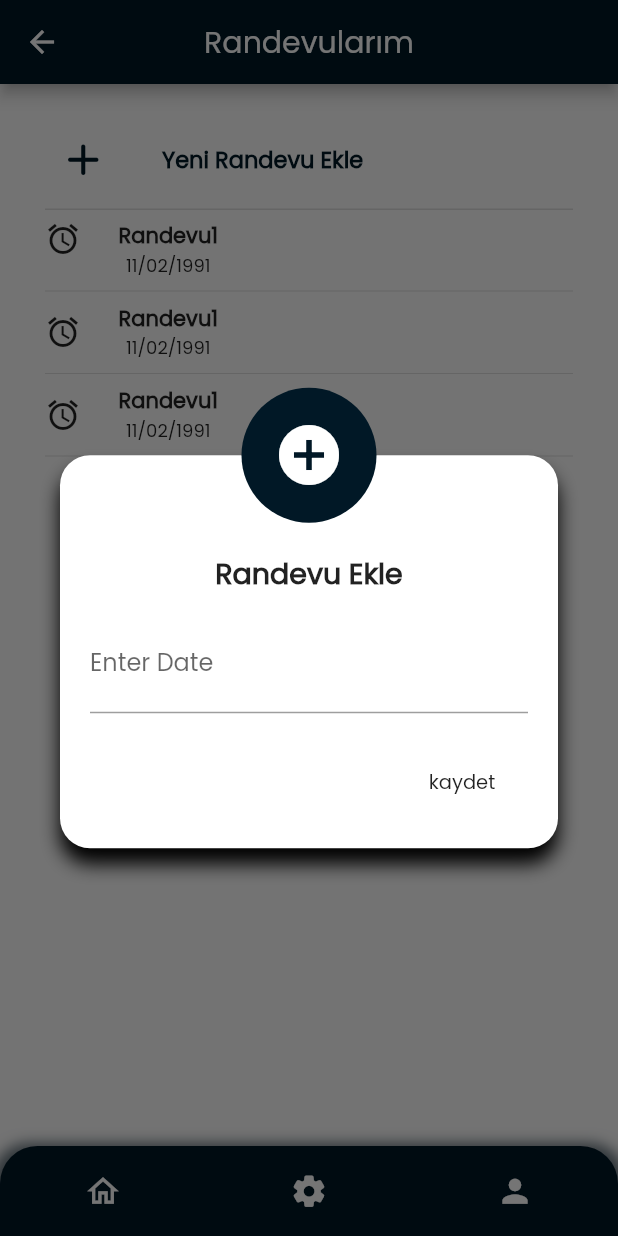
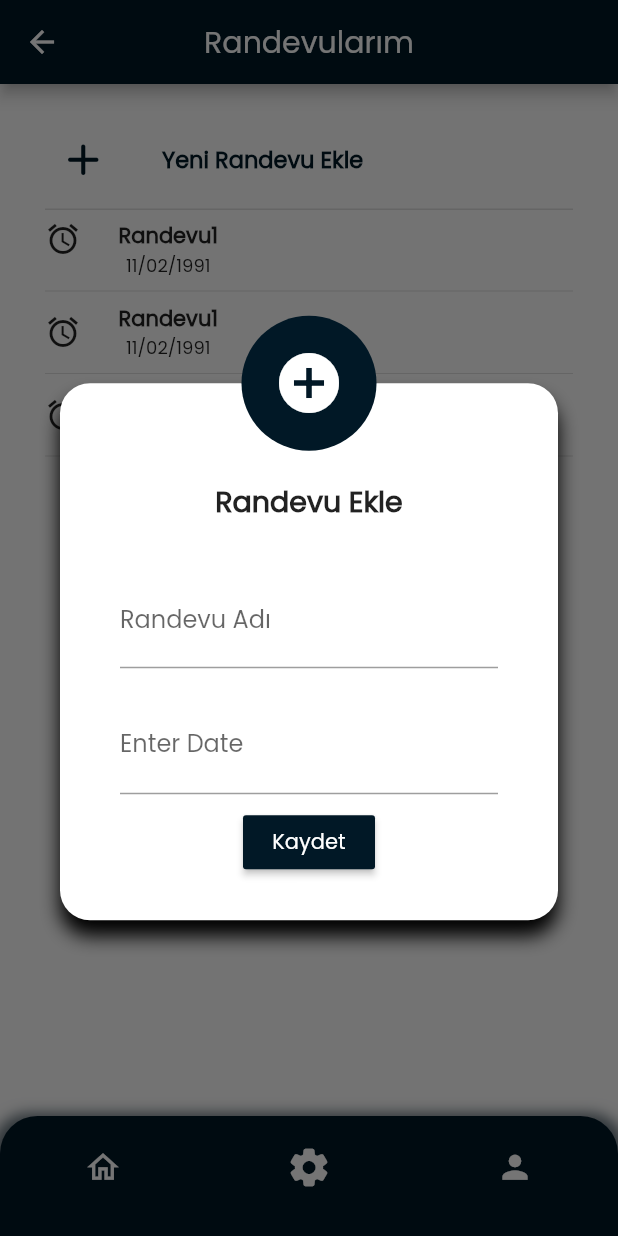
Before and after one commit to ilgiyigitbasi/iTeeth2, a Flutter app: the Home screen opened by its route, item 2 of the bottom bar chosen, after a tap on "Yeni Randevu Ekle", on a phone screen of 412 x 824 dp. Run offline on Flutter 3.47's test engine with Material 2 defaults, Android fonts, the phone set to English and light mode, and no system bars; our stand-ins replace circular_countdown_timer.

Commit message:
genel düzenlemeler

```diff
--- a/lib/Screens/buttons_main.dart
+++ b/lib/Screens/buttons_main.dart
@@ -66,7 +66,7 @@ class ButtonsMain extends StatelessWidget {
                     ]),
                     Padding(
                       padding: const EdgeInsets.symmetric(
-                          vertical: 35, horizontal: 50),
+                          vertical: 35, horizontal: 35),
                       child: Row(
                         crossAxisAlignment: CrossAxisAlignment.center,
                         mainAxisAlignment: MainAxisAlignment.spaceBetween,
@@ -150,7 +150,7 @@ class ButtonsMain extends StatelessWidget {
                     ),
                     Padding(
                       padding: const EdgeInsets.symmetric(
-                          vertical: 0, horizontal: 50),
+                          vertical: 0, horizontal: 35),
                       child: Row(
                         crossAxisAlignment: CrossAxisAlignment.center,
                         mainAxisAlignment: MainAxisAlignment.spaceBetween,
--- a/lib/Screens/home.dart
+++ b/lib/Screens/home.dart
@@ -46,7 +46,7 @@ class _HomeState extends State<Home> {
       extendBodyBehindAppBar:true,
       body: _widgetOptions.elementAt(_selectedIndex),
       bottomNavigationBar: Container(
-        height: 60,
+        height: 80,
         decoration: const BoxDecoration(
           color: Color.fromRGBO(1, 24, 38, 1),
           borderRadius: BorderRadius.only(
@@ -62,8 +62,11 @@ class _HomeState extends State<Home> {
             )
           ]
         ),
+        child: Padding(
+          padding: const EdgeInsets.only(top:10),
           child: Row(
             mainAxisAlignment: MainAxisAlignment.spaceAround,
+            crossAxisAlignment: CrossAxisAlignment.start,
             children: [
 
                 IconButton(
@@ -96,7 +99,7 @@ class _HomeState extends State<Home> {
                       ? const Icon(
                     Icons.settings_rounded,
                     color: Colors.white,
-                  size: 25,
+                    size: 30,
                   )
                       : const Icon(
                     Icons.settings_rounded,
@@ -126,19 +129,7 @@ class _HomeState extends State<Home> {
 
           ),
         ),
+      ),
     );
   }
 }
-// bottomNavigationBar: BottomNavigationBar(
-// backgroundColor: const Color.fromRGBO(1, 24, 38, 1),
-// items: const <BottomNavigationBarItem>[
-// BottomNavigationBarItem(icon: Icon(Icons.home), label: 'Home'),
-// BottomNavigationBarItem(
-// icon: Icon(Icons.settings), label: 'Settings'),
-// BottomNavigationBarItem(
-// icon: Icon(Icons.settings, color: Colors.white,), label: '')
-// ],
-// currentIndex: _selectedIndex,
-// selectedItemColor: const Color.fromRGBO(1, 24, 38, 1),
-// onTap: _onItemTapped,
-// )
--- a/lib/components/custom_dialog_box.dart
+++ b/lib/components/custom_dialog_box.dart
@@ -45,16 +45,36 @@ class _CustomDialogBoxState extends State<CustomDialogBox> {
             children: <Widget>[
               const Text('Randevu Ekle',style: TextStyle(fontSize: 19,fontWeight: FontWeight.w600),),
               const SizedBox(height: 15,),
-              InputDatePickerFormField(firstDate: DateTime(2022,1), lastDate: DateTime(2025,1)),
-              const SizedBox(height: 22,),
-              Align(
-                alignment: Alignment.bottomRight,
-                child: FlatButton(
-                    onPressed: (){
-                      Navigator.of(context).pop();
-                    },
-                    child: const Text('kaydet',style: TextStyle(fontSize: 13),)),
-              ),
+              Form(child: Column(
+                mainAxisSize: MainAxisSize.min,
+                children: <Widget>[
+                  Padding(
+                    padding: const EdgeInsets.all(20),
+                    child: TextFormField(
+                      decoration: const InputDecoration(
+                        labelText: 'Randevu Adı'
+                      ),
+                    ),
+                  ),
+                  Padding(
+                    padding: const EdgeInsets.symmetric(horizontal: 20.0),
+                    child: InputDatePickerFormField(
+                      firstDate:  DateTime.now(), lastDate:  DateTime.utc(2025),
+                    )
+                  ),
+                  Padding(
+                    padding: const EdgeInsets.all(8.0),
+                    child: RaisedButton(
+                      color: const Color.fromRGBO(1, 24, 38, 1),
+                      child: const Text("Kaydet", style: TextStyle(color: Colors.white),),
+                      onPressed: () {
+
+                        }
+                      ,
+                    ),
+                  )
+                ],
+              ))
             ],
           ),
         ),
```
Lines whose indentation alone changed are shown as unchanged.
